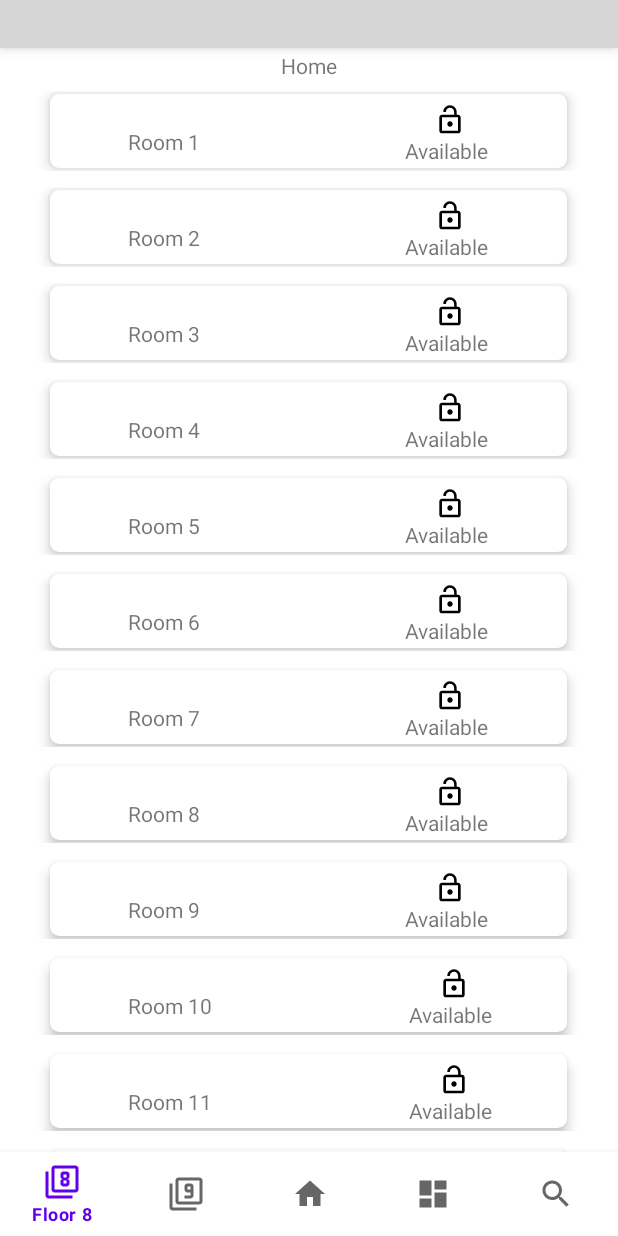
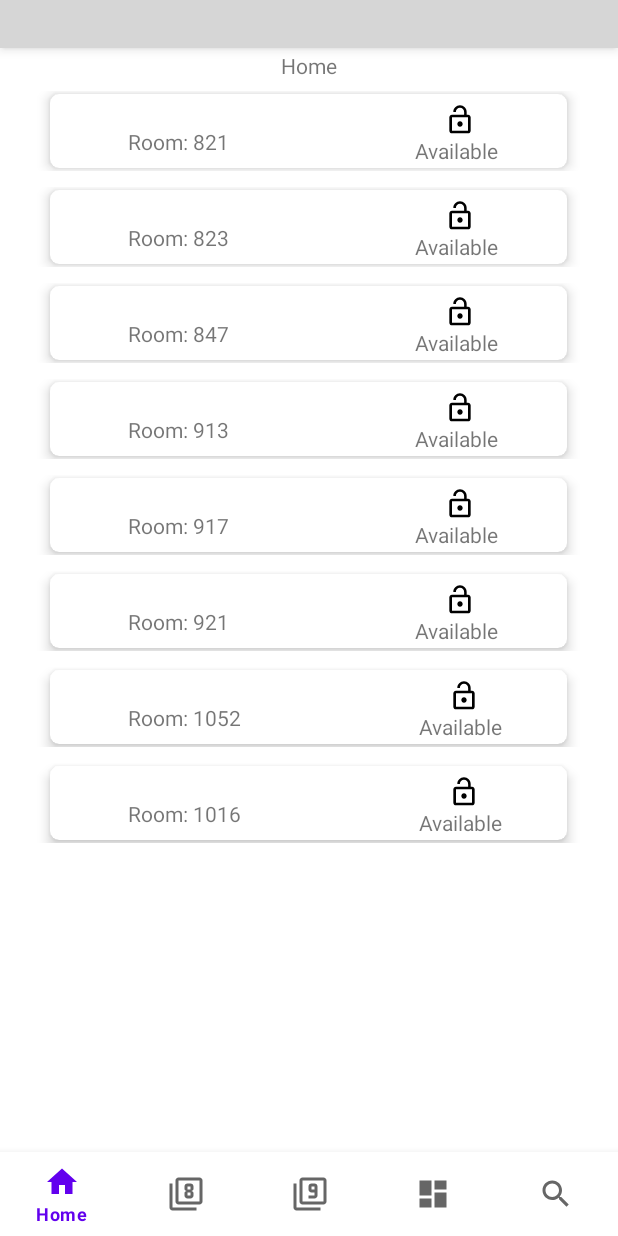
Before and after one commit to sal515/ENGRLABS, an Android app: the screen it shows after launch (ExpandableRecyclerWithBottomNav), after a tap on "HOMEPAGE TEST", on a phone screen of 412 x 824 dp. Run offline under Robolectric (Android 15) with nearby library versions, the phone set to English and light mode, and no system bars; libraries missing offline, so code that uses them is left out: com.mancj.materialsearchbar; plain views replace MaterialSearchBar; 7 statements that could not run were skipped; grey boxes are pictures that could not be loaded.

Commit message:
sorting by floor working, searching is not

```diff
--- a/app/src/main/java/ca/engrLabs_390/engrlabs/ExpandableRecyclerWithBottomNav.java
+++ b/app/src/main/java/ca/engrLabs_390/engrlabs/ExpandableRecyclerWithBottomNav.java
@@ -11,6 +11,7 @@ import androidx.appcompat.app.AppCompatActivity;
 import androidx.recyclerview.widget.DefaultItemAnimator;
 import androidx.recyclerview.widget.LinearLayoutManager;
 import androidx.recyclerview.widget.RecyclerView;
+import ca.engrLabs_390.engrlabs.Parser.Classroom;
 import ca.engrLabs_390.engrlabs.Parser.Parser;
 import ca.engrLabs_390.engrlabs.Parser.Software;
 import ca.engrLabs_390.engrlabs.database_files.recyclerViewData;
@@ -45,6 +46,13 @@ public class ExpandableRecyclerWithBottomNav extends AppCompatActivity {
 
     //Search Bar
     MaterialSearchBar materialSearchBar;
+
+    // DummyClassData
+    List<LabInfo> dummyClassList = new ArrayList<>();
+    int floorMode;
+    List<LabInfo> filteredDummyList = new ArrayList<>();
+    String filterSelection;
+    Vector<Software> soft;  //make list to store software
 
     // Why and How recyclerView: https://guides.codepath.com/android/using-the-recyclerview
     // Using a RecyclerView has the following key steps:
@@ -81,6 +89,18 @@ public class ExpandableRecyclerWithBottomNav extends AppCompatActivity {
         // Initialize RecyclerView variable
         recyclerViewVar = findViewById(R.id.expandingRecyclerView);
 
+        //Dummy CLass List
+        floorMode = 0;
+        filterSelection = "";
+        dummyClassList.add(new LabInfo(8,21,25,10,30,40));
+        dummyClassList.add(new LabInfo(8,23,22,12,30,60));
+        dummyClassList.add(new LabInfo(8,47,24,9,30,20));
+        dummyClassList.add(new LabInfo(9,13,21,5,30,10));
+        dummyClassList.add(new LabInfo(9,17,28,16,30,30));
+        dummyClassList.add(new LabInfo(9,21,24,24,30,35));
+        dummyClassList.add(new LabInfo(10,52,22,18,30,25));
+        dummyClassList.add(new LabInfo(10,16,26,14,30,45));
+
         //Initialize Search Bar and SUggestion List
         populateSuggestionList();
         materialSearchBar = (MaterialSearchBar) findViewById(R.id.searchBar);
@@ -98,10 +118,33 @@ public class ExpandableRecyclerWithBottomNav extends AppCompatActivity {
                 //When user type their text, the suggestion list will update
                 updateSuggestList(materialSearchBar.getText());
                 materialSearchBar.updateLastSuggestions(suggestList);
+                filterSelection = materialSearchBar.getText();
             }
 
             @Override
             public void afterTextChanged(Editable editable) {
+            }
+        });
+
+        materialSearchBar.setOnSearchActionListener(new MaterialSearchBar.OnSearchActionListener() {
+            @Override
+            public void onSearchStateChanged(boolean enabled) {
+                //When search bar is closed
+                //Restore original adapter
+                /*
+                if (!enabled)
+                    recyclerViewVar.setAdapter(recyclerViewAdapter);
+                    */
+            }
+
+            @Override
+            public void onSearchConfirmed(CharSequence text) {
+                //filterSelection = materialSearchBar.getText();
+            }
+
+            @Override
+            public void onButtonClicked(int buttonCode) {
+
             }
         });
     }
@@ -143,6 +186,8 @@ public class ExpandableRecyclerWithBottomNav extends AppCompatActivity {
                 case R.id.navigation_home:
                     mTextSeletectionTextBox.setText(R.string.title_home);
                     recyclerViewAdapter.notifyDataSetChanged();
+                    floorMode = 0;
+                    bindingAdapterToRecycleViewer();
                     return true;
                 case R.id.navigation_dashboard:
                     mTextSeletectionTextBox.setText(R.string.title_dashboard);
@@ -158,9 +203,13 @@ public class ExpandableRecyclerWithBottomNav extends AppCompatActivity {
                     return false;
                 case R.id.navigation_floor_8:
                     mTextSeletectionTextBox.setText(R.string.Floor_8);
+                    floorMode = 8;
+                    bindingAdapterToRecycleViewer();
                     return true;
                 case R.id.navigation_floor_9:
                     mTextSeletectionTextBox.setText(R.string.Floor_9);
+                    floorMode = 9;
+                    bindingAdapterToRecycleViewer();
                     return true;
             }
             return false;
@@ -175,12 +224,22 @@ public class ExpandableRecyclerWithBottomNav extends AppCompatActivity {
 
         RecyclerView.LayoutManager layoutManager = new LinearLayoutManager(this);
 
+        filteredDummyList.clear();
+        for(int i = 0;i<dummyClassList.size();i++){
+            if ((dummyClassList.get(i).floor == floorMode) || floorMode == 0)
+            {
+                filteredDummyList.add(dummyClassList.get(i));
+            }
+        }
+
+        List<LabInfo> searchFilteredList;
+        searchFilteredList = filterClasses(filteredDummyList);
 
         // get the data into an arrayList
-        data = recyclerViewData.createContactsList(40);
+        data = recyclerViewData.createContactsList(searchFilteredList.size());
 
         // pass the arrayList to the recyclerViewVar adapter
-        recyclerViewAdapter = new dataAdapter_recyclerView();
+        recyclerViewAdapter = new dataAdapter_recyclerView(searchFilteredList);
 
         // set the custom adapter to the recycler view with the data model passed in
         recyclerViewVar.setAdapter(recyclerViewAdapter);
@@ -204,7 +263,6 @@ public class ExpandableRecyclerWithBottomNav extends AppCompatActivity {
     }
 
     private void populateSuggestionList(){
-        Vector<Software> soft;  //make list to store software
         Parser parser = new Parser();
         soft = parser.parse(this);  //parse the file in Assets folder
         fullSuggestList.clear();    //erase current suggest list
@@ -222,6 +280,36 @@ public class ExpandableRecyclerWithBottomNav extends AppCompatActivity {
         }
     }
 
+    private List<LabInfo> filterClasses(List<LabInfo> input){
+
+        if (filterSelection.equals("") || filterSelection == null){
+            return input;
+        }
+
+        List<LabInfo> returnClassList = new ArrayList<>();
+
+        List<Classroom> classes = new ArrayList<>();
+        for(int i=0;i<soft.size();i++){
+            if (soft.get(i).softwareName.equals(filterSelection)){
+                classes.add(soft.get(i).classrooms);
+            }
+        }
+
+        for(int i=0;i<input.size();i++){
+            boolean valid = false;
+
+            for(int j=0;j<classes.size();j++){
+                if ((input.get(i).floor == classes.get(j).floor) && (input.get(i).room == classes.get(j).room)){
+                    valid = true;
+                }
+            }
+            if (valid == true){
+                returnClassList.add(input.get(i));
+            }
+        }
+        return returnClassList;
+    }
+
 
 
 
--- /dev/null
+++ b/app/src/main/java/ca/engrLabs_390/engrlabs/LabInfo.java
@@ -0,0 +1,22 @@
+package ca.engrLabs_390.engrlabs;
+
+public class LabInfo {
+    public int floor;
+    public int room;
+    public int temperature;
+    public int numberOfStudents;
+    public int roomCapacity;
+    public int upcomingClass;
+
+    public LabInfo(int floor, int room, int temperature, int numberOfStudents, int roomCapacity, int upcomingClass) {
+        this.floor = floor;
+        this.room = room;
+        this.temperature = temperature;
+        this.numberOfStudents = numberOfStudents;
+        this.roomCapacity = roomCapacity;
+        this.upcomingClass = upcomingClass;
+    }
+
+    public LabInfo() {
+    }
+}
--- a/app/src/main/java/ca/engrLabs_390/engrlabs/recyclerView/dataAdapter_recyclerView.java
+++ b/app/src/main/java/ca/engrLabs_390/engrlabs/recyclerView/dataAdapter_recyclerView.java
@@ -18,6 +18,7 @@ import androidx.annotation.NonNull;
 import androidx.recyclerview.widget.DiffUtil;
 import androidx.recyclerview.widget.ListAdapter;
 import androidx.recyclerview.widget.RecyclerView;
+import ca.engrLabs_390.engrlabs.LabInfo;
 import ca.engrLabs_390.engrlabs.R;
 import ca.engrLabs_390.engrlabs.database_files.recyclerViewData;
 
@@ -34,11 +35,13 @@ public class dataAdapter_recyclerView extends ListAdapter<recyclerViewData, data
     private ViewHolder viewHolder;
     private Queue<Integer> openedQueue;
     RecyclerView.LayoutManager layoutManager;
+    List<LabInfo> info;
 
     //==================== Fill Adapter with Data Model =============================
 
-    public dataAdapter_recyclerView() {
+    public dataAdapter_recyclerView(List<LabInfo> inputInfo) {
         super(DIFF_CALLBACK);
+        this.info = inputInfo;
     }
 
     // Store a member variable for the data
@@ -66,15 +69,19 @@ public class dataAdapter_recyclerView extends ListAdapter<recyclerViewData, data
     public class ViewHolder extends RecyclerView.ViewHolder implements View.OnClickListener {
 
 
-        private TextView textViewData1;
-        private TextView textViewData2;
-        private TextView textViewData3;
-        private TextView textViewData4;
+        private TextView roomNumberEdit;
+        private TextView availabilityEdit;
+        private TextView temperatureTitle;
+        private TextView temperatureEdit;
 
         // Use groups for hide and visible
         private ViewGroup headerGroup;
         private ViewGroup expandingGroup;
         private ViewGroup rowContainer;
+
+        private TextView numOfStudentsRoomEdit;
+        private TextView roomCapacityEdit;
+        private TextView upcomingClassEdit;
 
 
         // We also create a constructor that accepts the entire item row
@@ -88,15 +95,19 @@ public class dataAdapter_recyclerView extends ListAdapter<recyclerViewData, data
             // initialize the context member variable to the context of the activity
             context = itemView.getContext();
 
-            textViewData1 = itemView.findViewById(R.id.rowTextView1);
-            textViewData2 = itemView.findViewById(R.id.rowTextView2);
-            textViewData3 = itemView.findViewById(R.id.rowTextView3);
-            textViewData4 = itemView.findViewById(R.id.rowTextView4);
+            roomNumberEdit = itemView.findViewById(R.id.roomNumberEdit);
+            availabilityEdit = itemView.findViewById(R.id.availabilityEdit);
+            temperatureTitle = itemView.findViewById(R.id.temperatureTitle);
+            temperatureEdit = itemView.findViewById(R.id.temperatureEdit);
 
 
             headerGroup = itemView.findViewById(R.id.headingSection_constraintLayout);
             expandingGroup = itemView.findViewById(R.id.expandingSection_constraintLayout);
             rowContainer = itemView.findViewById(R.id.recycler_row_constrainet_layout);
+
+            numOfStudentsRoomEdit = itemView.findViewById(R.id.numOfStudentsEdit);
+            roomCapacityEdit = itemView.findViewById(R.id.roomCapacityEdit);
+            upcomingClassEdit = itemView.findViewById(R.id.upcomingClassEdit);
 
             //Start with all the expandable sections closed
             expandingGroup.setVisibility(View.GONE);
@@ -211,12 +222,28 @@ public class dataAdapter_recyclerView extends ListAdapter<recyclerViewData, data
 
 
         // set item views based on your views and data model
-        TextView textView1 = viewHolder.textViewData1;
-        textView1.setText(data.getName());
+        TextView textView1 = viewHolder.roomNumberEdit;
+        textView1.setText("Room: " + Integer.toString(info.get(position).floor) + Integer.toString(info.get(position).room));
+        //textView1.setText(data.getName());
 
-        TextView textView2 = viewHolder.textViewData2;
+        TextView textView2 = viewHolder.availabilityEdit;
         textView2.setText(data.getOnline());
 
+
+        TextView textView3 = viewHolder.numOfStudentsRoomEdit;
+        textView3.setText(Integer.toString(info.get(position).numberOfStudents));
+
+        TextView textView4 = viewHolder.roomCapacityEdit;
+        textView4.setText(Integer.toString(info.get(position).roomCapacity));
+
+        TextView textView5 = viewHolder.upcomingClassEdit;
+        textView5.setText(Integer.toString(info.get(position).upcomingClass));
+
+        /*(
+        numOfStudentsRoomEdit = itemView.findViewById(R.id.numOfStudentsEdit);
+        roomCapacityEdit = itemView.findViewById(R.id.roomCapacityEdit);
+        upcomingClassEdit = itemView.findViewById(R.id.upcomingClassEdit);
+        */
 
     }
 
--- a/app/src/main/res/layout/layout_custom_row_expandable_recycler.xml
+++ b/app/src/main/res/layout/layout_custom_row_expandable_recycler.xml
@@ -36,7 +36,7 @@
                 app:layout_constraintTop_toTopOf="parent">
 
                 <TextView
-                    android:id="@+id/rowTextView1"
+                    android:id="@+id/roomNumberEdit"
                     android:layout_width="wrap_content"
                     android:layout_height="wrap_content"
                     android:layout_marginStart="36dp"
@@ -49,7 +49,7 @@
                     app:layout_constraintVertical_bias="1.0"/>
 
                 <TextView
-                    android:id="@+id/rowTextView2"
+                    android:id="@+id/availabilityEdit"
                     android:layout_width="wrap_content"
                     android:layout_height="wrap_content"
                     android:layout_marginStart="8dp"
@@ -58,17 +58,17 @@
                     android:text="@string/availability_plot_icon"
                     app:layout_constraintEnd_toEndOf="parent"
                     app:layout_constraintHorizontal_bias="0.663"
-                    app:layout_constraintStart_toEndOf="@+id/rowTextView1"
+                    app:layout_constraintStart_toEndOf="@+id/roomNumberEdit"
                     app:layout_constraintTop_toTopOf="parent" />
 
                 <ImageView
                     android:id="@+id/imageView"
                     android:layout_width="32dp"
                     android:layout_height="21dp"
-                    app:layout_constraintBottom_toTopOf="@+id/rowTextView2"
+                    app:layout_constraintBottom_toTopOf="@+id/availabilityEdit"
                     app:layout_constraintEnd_toEndOf="parent"
                     app:layout_constraintHorizontal_bias="0.643"
-                    app:layout_constraintStart_toEndOf="@+id/rowTextView1"
+                    app:layout_constraintStart_toEndOf="@+id/roomNumberEdit"
                     app:layout_constraintTop_toTopOf="parent"
                     app:layout_constraintVertical_bias="1.0"
                     app:srcCompat="@drawable/ic_lock_open_black_24dp" />
@@ -90,104 +90,104 @@
                 app:layout_constraintVertical_bias="0.09">
 
                 <TextView
-                    android:id="@+id/rowTextView9"
+                    android:id="@+id/upcomingClassTitle"
                     android:layout_width="wrap_content"
                     android:layout_height="18dp"
                     android:layout_marginStart="36dp"
                     android:text="@string/upcoming_class"
                     android:visibility="visible"
-                    app:layout_constraintBottom_toTopOf="@+id/button3"
+                    app:layout_constraintBottom_toTopOf="@+id/listOfSoftwareButton"
                     app:layout_constraintStart_toStartOf="parent"
-                    app:layout_constraintTop_toBottomOf="@+id/rowTextView7" />
+                    app:layout_constraintTop_toBottomOf="@+id/roomCapacityTitle" />
 
                 <TextView
-                    android:id="@+id/rowTextView6"
+                    android:id="@+id/numOfStudentsEdit"
                     android:layout_width="wrap_content"
                     android:layout_height="16dp"
                     android:text="@string/number_of_students"
                     android:visibility="visible"
-                    app:layout_constraintBottom_toTopOf="@+id/rowTextView8"
+                    app:layout_constraintBottom_toTopOf="@+id/roomCapacityEdit"
                     app:layout_constraintEnd_toEndOf="parent"
                     app:layout_constraintHorizontal_bias="0.5"
-                    app:layout_constraintStart_toEndOf="@+id/rowTextView5"
-                    app:layout_constraintTop_toBottomOf="@+id/rowTextView4" />
+                    app:layout_constraintStart_toEndOf="@+id/numOfStudentsTitle"
+                    app:layout_constraintTop_toBottomOf="@+id/temperatureEdit" />
 
                 <TextView
-                    android:id="@+id/rowTextView8"
+                    android:id="@+id/roomCapacityEdit"
                     android:layout_width="wrap_content"
                     android:layout_height="16dp"
                     android:text="@string/room_capacity_num"
                     android:visibility="visible"
-                    app:layout_constraintBottom_toTopOf="@+id/rowTextView10"
+                    app:layout_constraintBottom_toTopOf="@+id/upcomingClassEdit"
                     app:layout_constraintEnd_toEndOf="parent"
                     app:layout_constraintHorizontal_bias="0.476"
-                    app:layout_constraintStart_toEndOf="@+id/rowTextView7"
-                    app:layout_constraintTop_toBottomOf="@+id/rowTextView6" />
+                    app:layout_constraintStart_toEndOf="@+id/roomCapacityTitle"
+                    app:layout_constraintTop_toBottomOf="@+id/numOfStudentsEdit" />
 
                 <TextView
-                    android:id="@+id/rowTextView10"
+                    android:id="@+id/upcomingClassEdit"
                     android:layout_width="wrap_content"
                     android:layout_height="16dp"
                     android:layout_marginStart="30dp"
                     android:layout_marginEnd="96dp"
                     android:text="@string/time"
                     android:visibility="visible"
-                    app:layout_constraintBottom_toTopOf="@+id/button3"
+                    app:layout_constraintBottom_toTopOf="@+id/listOfSoftwareButton"
                     app:layout_constraintEnd_toEndOf="parent"
                     app:layout_constraintHorizontal_bias="0.95"
-                    app:layout_constraintStart_toEndOf="@+id/rowTextView9"
-                    app:layout_constraintTop_toBottomOf="@+id/rowTextView8" />
+                    app:layout_constraintStart_toEndOf="@+id/upcomingClassTitle"
+                    app:layout_constraintTop_toBottomOf="@+id/roomCapacityEdit" />
 
                 <TextView
-                    android:id="@+id/rowTextView3"
+                    android:id="@+id/temperatureTitle"
                     android:layout_width="wrap_content"
                     android:layout_height="wrap_content"
                     android:layout_marginStart="36dp"
                     android:layout_marginEnd="149dp"
                     android:text="@string/temperature"
                     android:visibility="visible"
-                    app:layout_constraintBottom_toTopOf="@+id/rowTextView5"
-                    app:layout_constraintEnd_toStartOf="@+id/rowTextView4"
+                    app:layout_constraintBottom_toTopOf="@+id/numOfStudentsTitle"
+                    app:layout_constraintEnd_toStartOf="@+id/temperatureEdit"
                     app:layout_constraintStart_toStartOf="parent"
                     app:layout_constraintTop_toTopOf="parent"
                     app:layout_constraintVertical_bias="0.23000002"
                     app:layout_constraintVertical_chainStyle="spread_inside" />
 
                 <TextView
-                    android:id="@+id/rowTextView4"
+                    android:id="@+id/temperatureEdit"
                     android:layout_width="wrap_content"
                     android:layout_height="16dp"
                     android:layout_marginStart="100dp"
                     android:text="@string/celsius"
                     android:visibility="visible"
-                    app:layout_constraintStart_toEndOf="@+id/rowTextView3"
+                    app:layout_constraintStart_toEndOf="@+id/temperatureTitle"
                     app:layout_constraintTop_toTopOf="parent" />
 
                 <TextView
-                    android:id="@+id/rowTextView5"
+                    android:id="@+id/numOfStudentsTitle"
                     android:layout_width="wrap_content"
                     android:layout_height="16dp"
                     android:layout_marginStart="36dp"
                     android:text="@string/number_of_students"
                     android:textAlignment="viewStart"
                     android:visibility="visible"
-                    app:layout_constraintBottom_toTopOf="@+id/rowTextView7"
+                    app:layout_constraintBottom_toTopOf="@+id/roomCapacityTitle"
                     app:layout_constraintStart_toStartOf="parent"
-                    app:layout_constraintTop_toBottomOf="@+id/rowTextView3" />
+                    app:layout_constraintTop_toBottomOf="@+id/temperatureTitle" />
 
                 <TextView
-                    android:id="@+id/rowTextView7"
+                    android:id="@+id/roomCapacityTitle"
                     android:layout_width="wrap_content"
                     android:layout_height="16dp"
                     android:layout_marginStart="36dp"
                     android:text="@string/room_capacity"
                     android:visibility="visible"
-                    app:layout_constraintBottom_toTopOf="@+id/rowTextView9"
+                    app:layout_constraintBottom_toTopOf="@+id/upcomingClassTitle"
                     app:layout_constraintStart_toStartOf="parent"
-                    app:layout_constraintTop_toBottomOf="@+id/rowTextView5" />
+                    app:layout_constraintTop_toBottomOf="@+id/numOfStudentsTitle" />
 
                 <Button
-                    android:id="@+id/button3"
+                    android:id="@+id/listOfSoftwareButton"
                     android:layout_width="206dp"
                     android:layout_height="47dp"
                     android:text="@string/list_of_softwares"
@@ -195,7 +195,7 @@
                     app:layout_constraintEnd_toEndOf="parent"
                     app:layout_constraintHorizontal_bias="0.5"
                     app:layout_constraintStart_toStartOf="parent"
-                    app:layout_constraintTop_toBottomOf="@+id/rowTextView9" />
+                    app:layout_constraintTop_toBottomOf="@+id/upcomingClassTitle" />
 
             </androidx.constraintlayout.widget.ConstraintLayout>
 
--- a/app/src/main/res/menu/navigation.xml
+++ b/app/src/main/res/menu/navigation.xml
@@ -3,6 +3,10 @@
 
     <!-- Supports up to 5 items not more -->
 
+    <item
+        android:id="@+id/navigation_home"
+        android:icon="@drawable/ic_home_black_24dp"
+        android:title="@string/title_home" />
     <item
         android:id="@+id/navigation_floor_8"
         android:icon="@drawable/ic_floor_8_black_24dp"
@@ -12,11 +16,6 @@
         android:id="@+id/navigation_floor_9"
         android:icon="@drawable/ic_floor_9_black_24dp"
         android:title="@string/Floor_9" />
-
-    <item
-        android:id="@+id/navigation_home"
-        android:icon="@drawable/ic_home_black_24dp"
-        android:title="@string/title_home" />
 
     <item
         android:id="@+id/navigation_dashboard"
```
